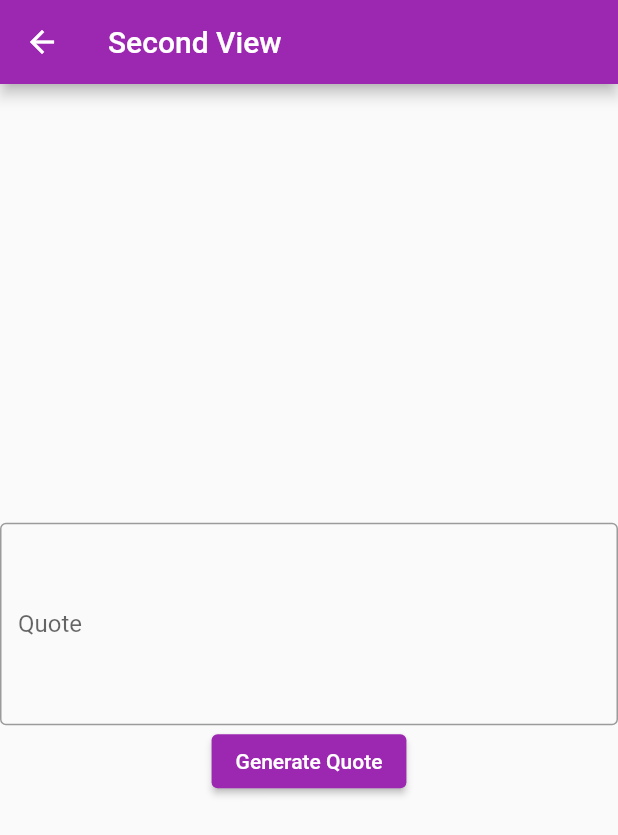
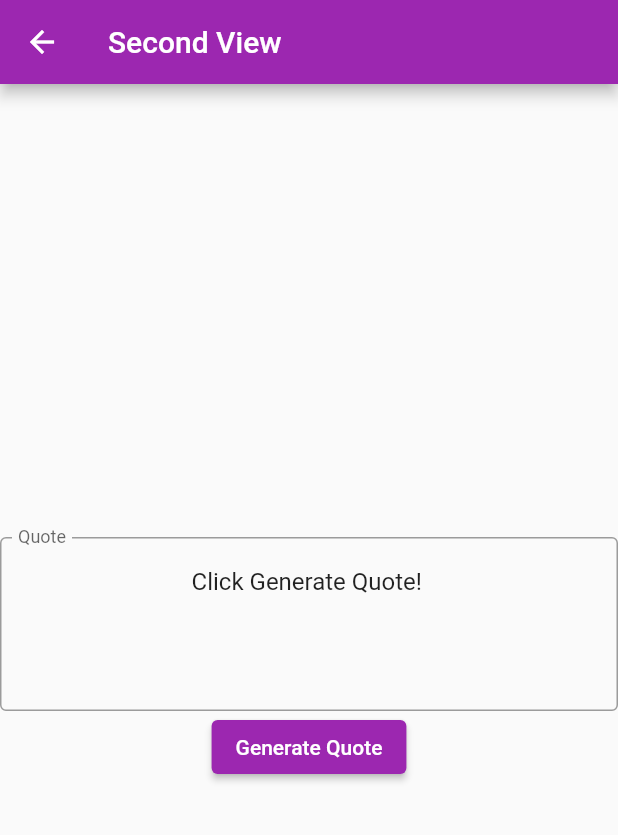
Before and after one commit to aellux/FlutterApp, a Flutter app: the SecondView screen opened directly, after a tap on "Generate Quote", on a phone screen of 412 x 824 dp. Shown: the top 835 px of the screen. Run offline on Flutter 3.47's test engine with Material 2 defaults, Android fonts, the phone set to English and light mode, and no system bars; network calls fail.

Commit message:
Finished quote view, will have to finish card later

```diff
--- a/lib/first_view.dart
+++ b/lib/first_view.dart
@@ -22,7 +22,7 @@ class _FirstViewState extends State<FirstView> { // Creates the card in first vi
       child: InkWell( // Allows the card to change color when tapped
         onTap: () { //Call fetch color & update the card background color with the Json data
         fetchColor();
-
+        // TODO Update the Card color given the Json
         },
         child: Card( // Creates the card UI
           child: Column(
@@ -92,7 +92,7 @@ Future<Color> fetchColor() async { // Fetch information with API endpoint
 }
 
 
-class Color { // Constructors for the updating colors
+class Color { // Constructors for the json values
   final String hex;
   final int red, green, blue, opacity;
 
@@ -101,7 +101,7 @@ class Color { // Constructors for the updating colors
   });
 
 
-factory Color.fromJson(Map<String, dynamic> json) {
+factory Color.fromJson(Map<String, dynamic> json) { //Fetches the values
   return Color(
     hex: json['hex'],
     red: json['red'],
--- a/lib/second_view.dart
+++ b/lib/second_view.dart
@@ -17,7 +17,7 @@ class SecondView extends StatefulWidget { // Second view
 class _SecondViewState extends State<SecondView> {
 
   final myController = TextEditingController(); // Creates the controller for updating text
-  String newText = "";
+  String newText = "Click Generate Quote!"; //Defaults the text when calling API
 
   @override
   void dispose(){
@@ -27,18 +27,18 @@ class _SecondViewState extends State<SecondView> {
 
   Widget build(BuildContext context) {
     return Scaffold(
-      appBar: AppBar(
+      appBar: AppBar( // Creates the App Bar above
         title: const Text('Second View'),
       ),
-      body: Center(
+      body: Center( // Centers the widget
         child: Column(
-          mainAxisAlignment: MainAxisAlignment.center,
+          mainAxisAlignment: MainAxisAlignment.center, // Aligns the child to the middle
           crossAxisAlignment: CrossAxisAlignment.center,
           children: [
-              TextField(
+              TextField( // Initialize the Label & Controller for when it's clicked
               controller: myController,
               textAlign: TextAlign.center,
-              maxLines: 5,
+              maxLines: 4,
               decoration: InputDecoration(
                 border: OutlineInputBorder(),
                 labelText: 'Quote',
@@ -46,9 +46,9 @@ class _SecondViewState extends State<SecondView> {
             ),
             ElevatedButton( // Button that updated the textfield box with a new quote
               child: const Text('Generate Quote'),
-              onPressed: () {
+              onPressed: () { // When the button is clicked call fetchQuote()
                 fetchQuote();
-                 String updatedText = myController.text + newText;
+                 String updatedText = myController.text + newText; // Updates the text with the new one
                  myController.value = myController.value.copyWith(
                    text: newText,
                  );
```
